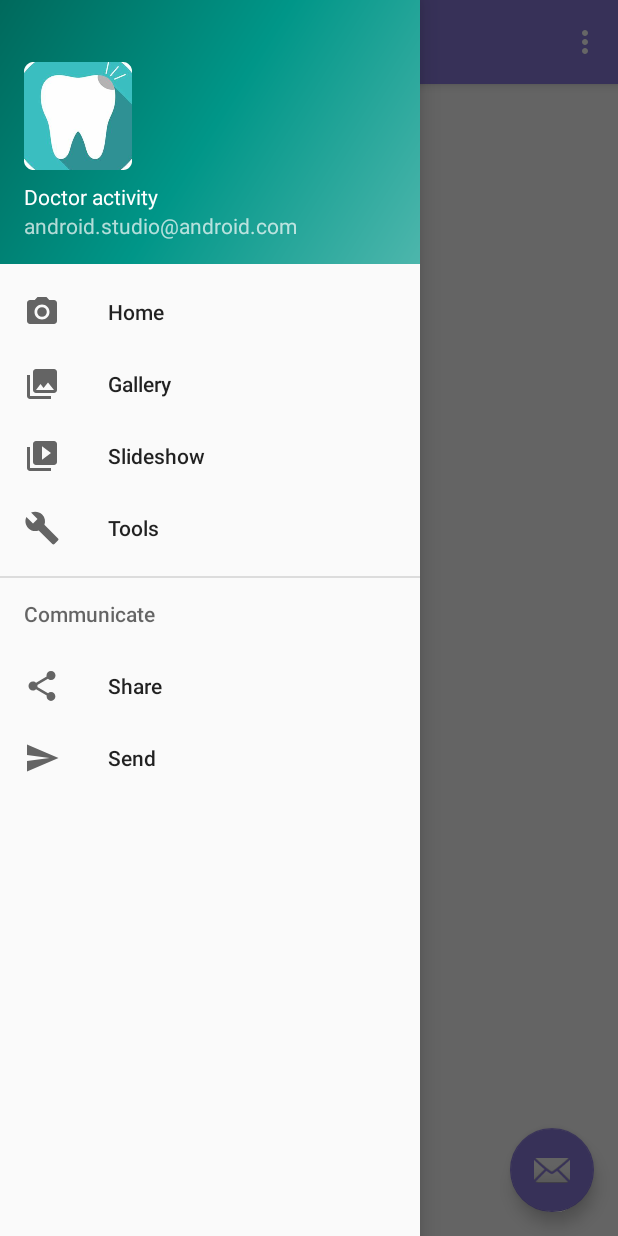
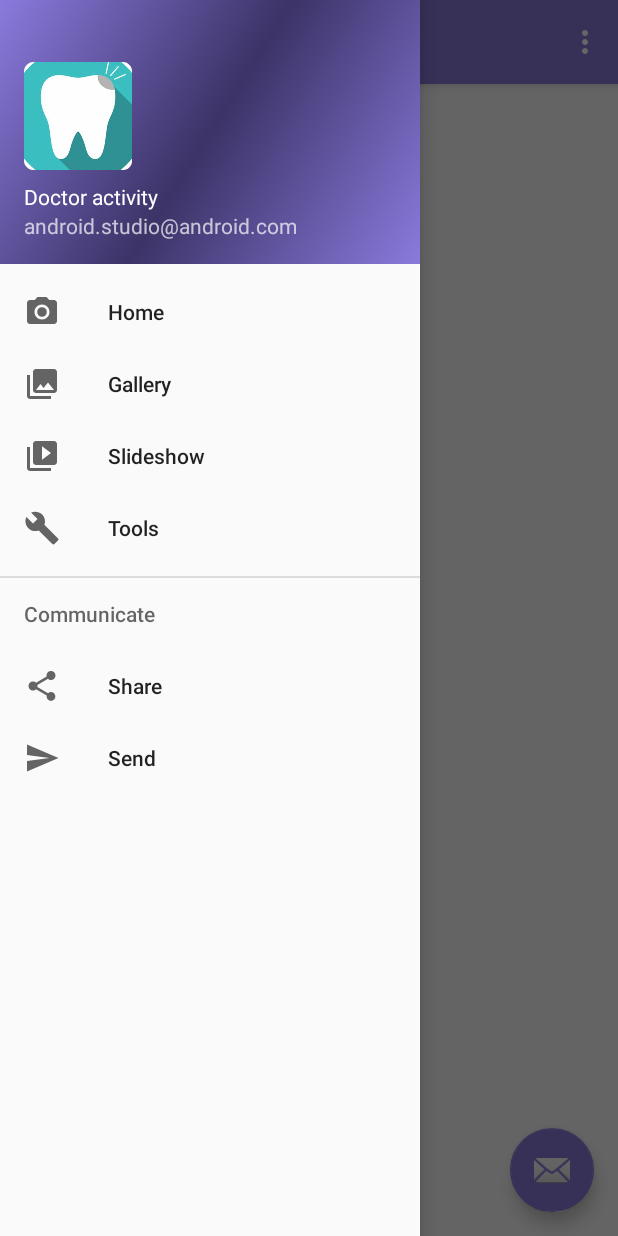
Before and after one commit to Kadhir99/Clinic, an Android app: the Doctor screen opened directly, with no data from a screen before it, with the side drawer open, on a phone screen of 412 x 824 dp. Run offline under Robolectric (Android 15) with nearby library versions, the phone set to English and light mode, and no system bars.

Commit message:
Merge remote-tracking branch 'origin/master'
# Conflicts:
#	app/src/main/res/drawable-hdpi/background.png
#	app/src/main/res/drawable-ldpi/background.png
#	app/src/main/res/drawable-mdpi/background.png
#	app/src/main/res/drawable-xhdpi/background.png
#	app/src/main/res/drawable-xxhdpi/background.png
#	app/src/main/res/drawable-xxxhdpi/background.png
#	app/src/main/res/layout/activity_login.xml

```diff
--- a/app/build.gradle
+++ b/app/build.gradle
@@ -29,6 +29,7 @@ dependencies {
     testImplementation 'junit:junit:4.12'
     androidTestImplementation 'androidx.test:runner:1.2.0'
     androidTestImplementation 'androidx.test.espresso:espresso-core:3.2.0'
+    implementation 'androidx.core:core:1.0.2'
 
 
 }
--- a/app/src/main/java/in/dentocare/clinic_management/SignInAction.java
+++ b/app/src/main/java/in/dentocare/clinic_management/SignInAction.java
@@ -73,12 +73,12 @@ public class SignInAction extends AsyncTask<String,Void,String>{
             alertBox(context,"Login failed !","Please check your username and password then try again.");
             Toast.makeText(context,"Login failed", Toast.LENGTH_SHORT).show();
         }else if(result.matches("admin")){
-            Intent i = new Intent(context,UserInfo.class);
+            Intent i = new Intent(context,Doctor.class);
             i.putExtra("name",result);
             context.startActivity(i);
             ((LoginActivity) context).overridePendingTransition(R.anim.slide_in_right,android.R.anim.slide_out_right);
         }else{
-            Intent i = new Intent(context,Doctor.class);
+            Intent i = new Intent(context,UserInfo.class);
             i.putExtra("name",result);
             context.startActivity(i);
             ((LoginActivity) context).overridePendingTransition(R.anim.slide_in_right,android.R.anim.slide_out_right);
--- a/app/src/main/res/drawable/side_nav_bar.xml
+++ b/app/src/main/res/drawable/side_nav_bar.xml
@@ -2,8 +2,8 @@
     android:shape="rectangle">
     <gradient
         android:angle="135"
-        android:centerColor="#009688"
-        android:endColor="#00695C"
-        android:startColor="#4DB6AC"
+        android:centerColor="#3C3367"
+        android:endColor="#8A7ADD"
+        android:startColor="#8A7ADD"
         android:type="linear" />
 </shape>
--- a/app/src/main/res/values/strings.xml
+++ b/app/src/main/res/values/strings.xml
@@ -13,4 +13,6 @@
     <string name="menu_tools">Tools</string>
     <string name="menu_share">Share</string>
     <string name="menu_send">Send</string>
+    <string name="channel_name">appointment notification</string>
+    <string name="channel_description">To remind the patient about their appointment today</string>
 </resources>
--- a/build.gradle
+++ b/build.gradle
@@ -13,6 +13,7 @@ buildscript {
         // NOTE: Do not place your application dependencies here; they belong
         // in the individual module build.gradle files
     }
+
 }
 
 allprojects {
```
Also changed, not shown: app/src/main/java/in/dentocare/clinic_management/UserInfo.java (+43 -0 lines), app/src/main/res/drawable/appointment_notification.xml (added, +9 -0 lines).
